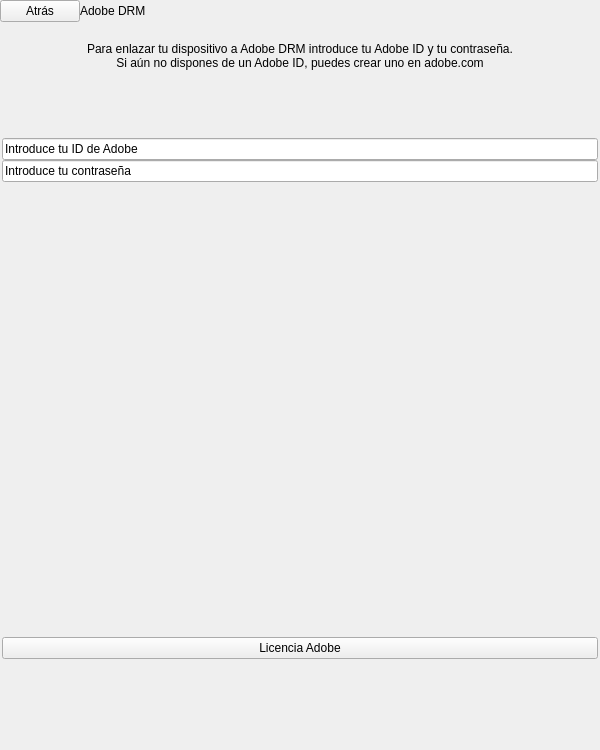
This is bqSetting/ui/SettingsAdobeDrmLinkDevice.ui in bq/cervantes as Qt 5 draws it before an edit. The edited form follows.
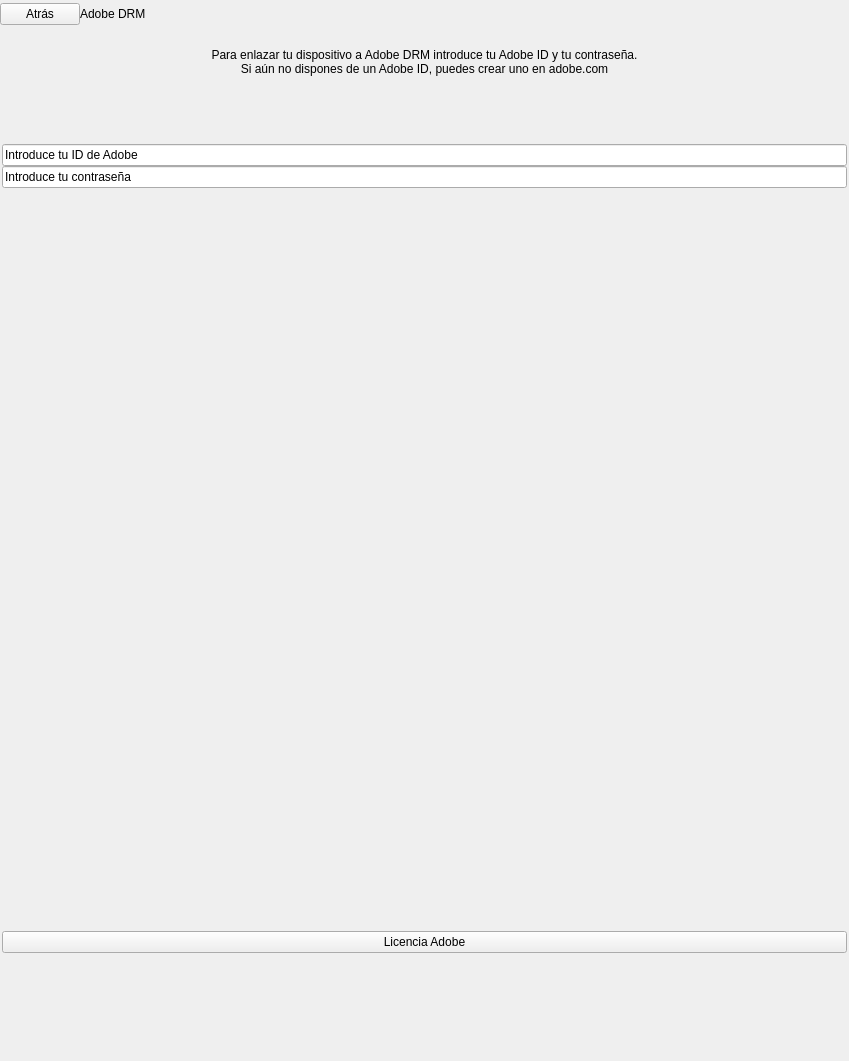
This is the edited form. Custom widgets are drawn as their Qt base class.

The edit to the form file:
```diff
--- a/bqSetting/ui/SettingsAdobeDrmLinkDevice.ui
+++ b/bqSetting/ui/SettingsAdobeDrmLinkDevice.ui
@@ -6,8 +6,8 @@
    <rect>
     <x>0</x>
     <y>0</y>
-    <width>600</width>
-    <height>750</height>
+    <width>849</width>
+    <height>1061</height>
    </rect>
   </property>
   <property name="sizePolicy">
@@ -18,14 +18,14 @@
   </property>
   <property name="minimumSize">
    <size>
-    <width>600</width>
-    <height>750</height>
+    <width>0</width>
+    <height>0</height>
    </size>
   </property>
   <property name="maximumSize">
    <size>
-    <width>600</width>
-    <height>750</height>
+    <width>849</width>
+    <height>1061</height>
    </size>
   </property>
   <property name="windowTitle">
@@ -80,7 +80,7 @@
         <property name="maximumSize">
          <size>
           <width>16777215</width>
-          <height>10000</height>
+          <height>14142</height>
          </size>
         </property>
         <property name="text">
@@ -95,8 +95,8 @@
         </property>
         <property name="sizeHint" stdset="0">
          <size>
-          <width>40</width>
-          <height>20</height>
+          <width>57</width>
+          <height>28</height>
          </size>
         </property>
        </spacer>
@@ -174,7 +174,7 @@
         <property name="maximumSize">
          <size>
           <width>16777215</width>
-          <height>1000</height>
+          <height>1414</height>
          </size>
         </property>
         <property name="text">
@@ -215,8 +215,8 @@
         </property>
         <property name="sizeHint" stdset="0">
          <size>
-          <width>20</width>
-          <height>40</height>
+          <width>28</width>
+          <height>57</height>
          </size>
         </property>
        </spacer>
@@ -241,8 +241,8 @@
      </property>
      <property name="sizeHint" stdset="0">
       <size>
-       <width>20</width>
-       <height>40</height>
+       <width>28</width>
+       <height>57</height>
       </size>
      </property>
     </spacer>
```
Left out of the diff: 18 changed lines with no effect on the pictures.
